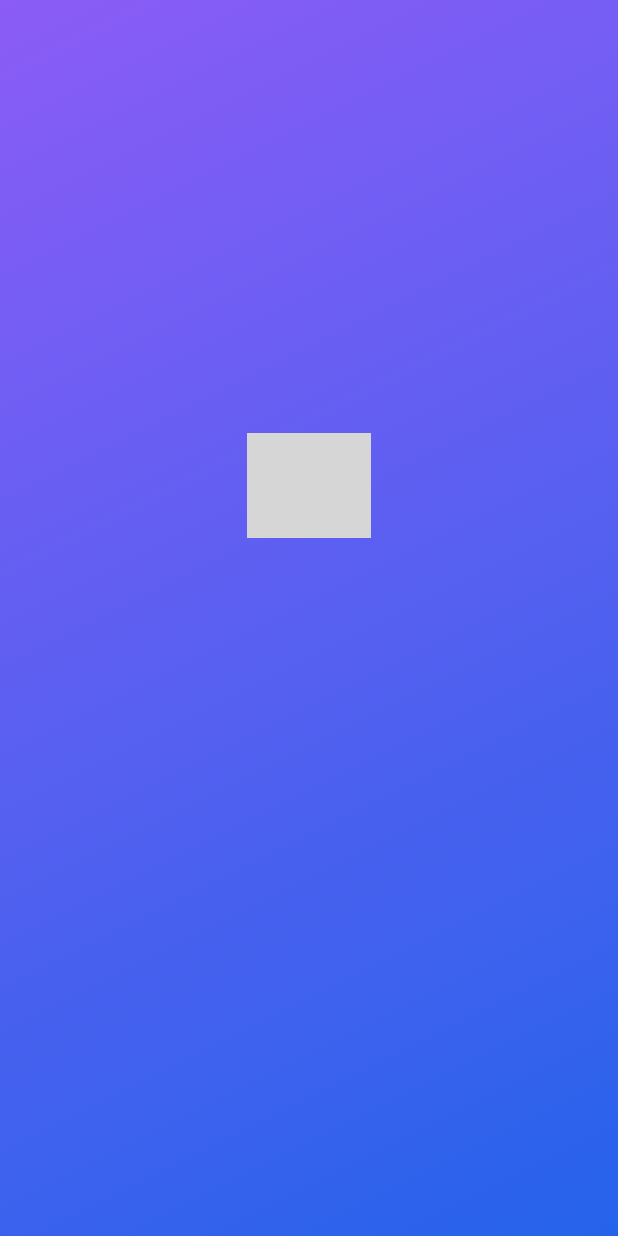
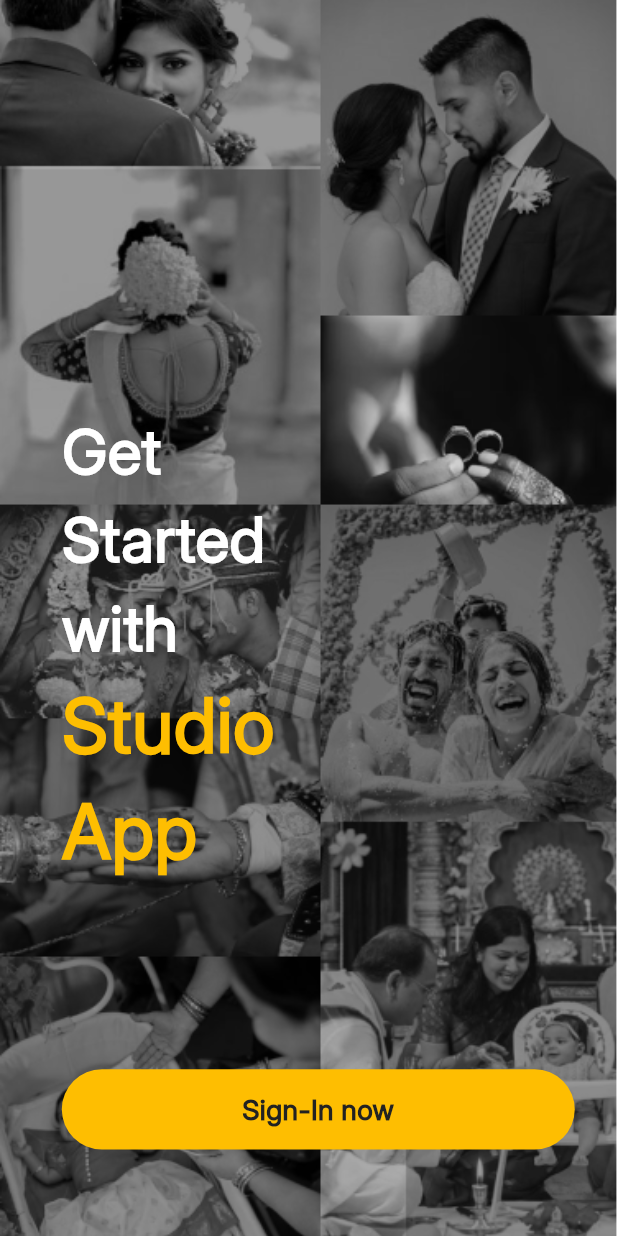
Before and after one commit to SaicharanGattu02/studio_app, a Flutter app: the screen it shows after launch, on a phone screen of 412 x 824 dp. Run offline on Flutter 3.47's test engine with Material 3 defaults, Android fonts, the light colour scheme and no system bars; our stand-ins replace connectivity_plus, dio, dotted_border, equatable, firebase_core, firebase_crashlytics and 10 more; accounts and stored records are empty; grey boxes are pictures that could not be loaded.

Commit message:
1st commit

```diff
--- a/lib/app_routes/router.dart
+++ b/lib/app_routes/router.dart
@@ -5,7 +5,9 @@
 import 'package:flutter/material.dart';
 import 'package:flutter_bloc/flutter_bloc.dart';
 import 'package:go_router/go_router.dart';
-import '../presentation/Splash.dart';
+import 'package:studio_app/presentation/LogginIn.dart';
+import 'package:studio_app/presentation/sign_in_screen.dart';
+import 'package:studio_app/presentation/splash_screen.dart';
 import '../services/AuthService.dart';
 import '../utils/CrashlyticsNavObserver.dart';
 
@@ -18,9 +20,22 @@
     GoRoute(
       path: '/',
       pageBuilder: (context, state) {
-        return buildSlideTransitionPage(SplashScreen(), state);
+        return buildSlideTransitionPage(SplashScreen2(), state);
       },
     ),
+    GoRoute(
+      path: '/second-splash',
+      builder: (context, state) => const SecondSplashScreen(),
+    ),
+    GoRoute(
+      path: '/signin',
+      builder: (context, state) =>  SignInScreen(),
+    ),
+    GoRoute(
+      path: '/logging',
+      builder: (context, state) =>  Logging(),
+    ),
+
   ],
   errorBuilder: (context, state) {
     final err = state.error ?? 'Unknown router error';
--- a/lib/presentation/Splash.dart
+++ /dev/null
@@ -1,79 +0,0 @@
-import 'package:flutter/material.dart';
-import '../services/AuthService.dart';
-import '../utils/media_query_helper.dart';
-
-class SplashScreen extends StatefulWidget {
-  const SplashScreen({super.key});
-
-  @override
-  State<SplashScreen> createState() => _SplashScreenState();
-}
-
-class _SplashScreenState extends State<SplashScreen>
-    with TickerProviderStateMixin {
-  late AnimationController _progressController;
-  @override
-  void initState() {
-    super.initState();
-    _progressController =
-        AnimationController(vsync: this, duration: const Duration(seconds: 2))
-          ..forward().whenComplete(() async {
-            final token = await AuthService.getAccessToken();
-            final role = await AuthService.getRole();
-            if (token == null || token.isEmpty) {
-              // context.pushReplacement('/dashboard');
-            } else {
-              // if (role == "Both") {
-              //   context.pushReplacement('/selected_screen');
-              // } else
-
-              // context.pushReplacement('/dashboard');
-            }
-          });
-  }
-
-  @override
-  void dispose() {
-    _progressController.dispose();
-    super.dispose();
-  }
-
-  @override
-  Widget build(BuildContext context) {
-    return Scaffold(
-      body: Container(
-        width: double.infinity,
-        height: double.infinity,
-        decoration: const BoxDecoration(
-          gradient: LinearGradient(
-            begin: Alignment.topLeft,
-            end: Alignment.bottomRight,
-            colors: [Color(0xFF8B5CF6), Color(0xFF2563EB)],
-          ),
-        ),
-        child: Stack(
-          children: [
-            Positioned(
-              top: MediaQuery.of(context).size.height * 0.35,
-              left: 0,
-              right: 0,
-              child: Column(
-                mainAxisSize: MainAxisSize.min,
-                children: [
-                  ClipRRect(
-                    borderRadius: BorderRadius.circular(8),
-                    child: Image.asset(
-                      "assets/images/mentivisorlogo.png",
-                      width: SizeConfig.screenWidth * 0.2,
-                      height: SizeConfig.screenHeight * 0.085,
-                    ),
-                  ),
-                ],
-              ),
-            ),
-          ],
-        ),
-      ),
-    );
-  }
-}
--- /dev/null
+++ b/lib/presentation/splash_screen.dart
@@ -0,0 +1,249 @@
+import 'dart:math';
+import 'package:flutter/material.dart';
+import 'package:flutter/services.dart';
+import 'package:go_router/go_router.dart';
+import 'package:studio_app/presentation/splash_screen.dart' as _controller;
+
+import 'dart:math';
+import 'package:flutter/material.dart';
+import 'package:flutter/services.dart';
+import 'package:go_router/go_router.dart';
+import 'package:studio_app/utils/color_constants.dart';
+
+class SplashScreen2 extends StatefulWidget {
+  const SplashScreen2({super.key});
+
+  @override
+  State<SplashScreen2> createState() => _SplashScreen2State();
+}
+
+class _SplashScreen2State extends State<SplashScreen2>
+    with SingleTickerProviderStateMixin {
+  late AnimationController _controller;
+
+  @override
+  void initState() {
+    super.initState();
+
+    /// Make notification bar black
+    SystemChrome.setSystemUIOverlayStyle(const SystemUiOverlayStyle(
+      statusBarColor: Colors.black,
+      statusBarIconBrightness: Brightness.light,
+    ));
+
+    _controller = AnimationController(
+      vsync: this,
+      duration: const Duration(seconds: 2),
+    )..repeat();
+
+    /// Navigate after 2 seconds using GoRouter
+    Future.delayed(const Duration(seconds: 2), () {
+      if (mounted) {
+        context.go('/second-splash');
+      }
+    });
+  }
+
+  @override
+  void dispose() {
+    _controller.dispose();
+    super.dispose();
+  }
+
+  @override
+  Widget build(BuildContext context) {
+    /// MediaQuery
+    final size = MediaQuery.of(context).size;
+    final w = size.width;
+    final h=size.height;
+
+    /// Responsive sizes
+    final imageSize = w * 0.55; // 45% of width
+
+    return Scaffold(
+      backgroundColor: Colors.black,
+      body: Center(
+        child: Column(
+          mainAxisAlignment: MainAxisAlignment.center,
+          mainAxisSize: MainAxisSize.min,
+          children: [
+            SizedBox(height: h*0.12),
+            /// FIRST IMAGE (Rotating)
+            AnimatedBuilder(
+              animation: _controller,
+              builder: (_, child) {
+                return Transform.rotate(
+                  angle: _controller.value * 2 * pi,
+                  child: child,
+                );
+              },
+              child: Image.asset(
+                "assets/images/spash_first.png",
+                width: imageSize,
+                height: imageSize,
+                fit: BoxFit.contain,
+              ),
+            ),
+            Transform.translate(
+              offset: Offset(0, -imageSize * 0.2),
+              child: Image.asset(
+                "assets/images/splash_studio.png",
+                width: imageSize,
+                height: imageSize,
+                fit: BoxFit.contain,
+              ),
+            ),
+          ],
+        ),
+      ),
+    );
+  }
+}
+
+
+
+class SecondSplashScreen extends StatefulWidget {
+  const SecondSplashScreen({super.key});
+
+  @override
+  State<SecondSplashScreen> createState() => _SecondSplashScreenState();
+}
+
+class _SecondSplashScreenState extends State<SecondSplashScreen>
+    with SingleTickerProviderStateMixin {
+  late AnimationController _animationController;
+  late Animation<double> _fadeAnimation;
+  late Animation<Offset> _slideAnimation;
+
+  @override
+  void initState() {
+    super.initState();
+
+    _animationController = AnimationController(
+      vsync: this,
+      duration: const Duration(milliseconds: 800),
+    );
+
+    _fadeAnimation = Tween<double>(begin: 0.0, end: 1.0).animate(
+      CurvedAnimation(parent: _animationController, curve: Curves.easeIn),
+    );
+
+    _slideAnimation = Tween<Offset>(
+      begin: const Offset(0, 0.3),
+      end: Offset.zero,
+    ).animate(
+      CurvedAnimation(parent: _animationController, curve: Curves.easeOut),
+    );
+
+    /// Start animation after 1 second
+    Future.delayed(const Duration(seconds: 1), () {
+      if (mounted) {
+        _animationController.forward();
+      }
+    });
+  }
+
+  @override
+  void dispose() {
+    _animationController.dispose();
+    super.dispose();
+  }
+
+  @override
+  Widget build(BuildContext context) {
+    final size = MediaQuery.of(context).size;
+    final w = size.width;
+    final h = size.height;
+
+    return Scaffold(
+      body: Container(
+        width: w,
+        height: h,
+        decoration: const BoxDecoration(
+          image: DecorationImage(
+            image: AssetImage("assets/images/splash_image.png"),
+            fit: BoxFit.cover,
+          ),
+        ),
+        child: FadeTransition(
+          opacity: _fadeAnimation,
+          child: SlideTransition(
+            position: _slideAnimation,
+            child: Padding(
+              padding: EdgeInsets.only(left: w * 0.1),
+              child: Column(
+                crossAxisAlignment: CrossAxisAlignment.start,
+                children: [
+                  /// Push main text center
+                 SizedBox(height: h * 0.33),
+
+                  Text(
+                    "Get\nStarted\nwith",
+                    style: TextStyle(
+                      color: Colors.white,
+                      fontSize: w * 0.10,   // responsive
+                      fontFamily: 'Inter',
+                      fontWeight: FontWeight.w700,
+                    ),
+                  ),
+
+                  Text(
+                    "Studio\nApp",
+                    style: TextStyle(
+                      color: primarycolor,
+                      fontSize: w * 0.12,   // responsive
+                      fontFamily: 'Inter',
+                      fontWeight: FontWeight.w700,
+                    ),
+                  ),
+
+                  const Spacer(),
+
+                  /// BUTTON AT BOTTOM
+                  InkWell(
+                    onTap: ()
+                    {
+                      context.go('/signin');
+                    },
+                    child: Padding(
+                      padding:  EdgeInsets.only(right: w * 0.07),
+                      child: Container(
+                        width: double.infinity,
+                        height: h * 0.065,
+                        padding: EdgeInsets.symmetric(
+                          horizontal: w * 0.2,
+                          vertical: h * 0.013,
+                        ),
+                        decoration: ShapeDecoration(
+                          color: const Color(0xFFFEBE01),
+                          shape: RoundedRectangleBorder(
+                            borderRadius: BorderRadius.circular(w * 0.08),
+                          ),
+                        ),
+                        child: Center(
+                          child: Text(
+                            'Sign-In now',
+                            textAlign: TextAlign.center,
+                            style: TextStyle(
+                              color: const Color(0xFF222222),
+                              fontSize: w * 0.045,  // responsive
+                              fontFamily: 'Inter',
+                              fontWeight: FontWeight.w600,
+                              height: 1.06,
+                            ),
+                          ),
+                        ),
+                      ),
+                    ),
+                  ),
+
+                  SizedBox(height: h * 0.07),
+                ],
+              ),
+            ),
+          ),
+        ),
+      ),
+    );
+  }
+}
```
Also changed, not shown: lib/presentation/LogginIn.dart (added, +62 -0 lines), lib/presentation/sign_in_screen.dart (added, +276 -0 lines), pubspec.yaml (+6 -6 lines), assets/images/running.png (added), assets/images/signin.png (added), assets/images/spash_first.png (added), assets/images/spash_image.jpg (added), assets/images/splash_image.png (added), assets/images/splash_studio.png (added), 1 other file.
